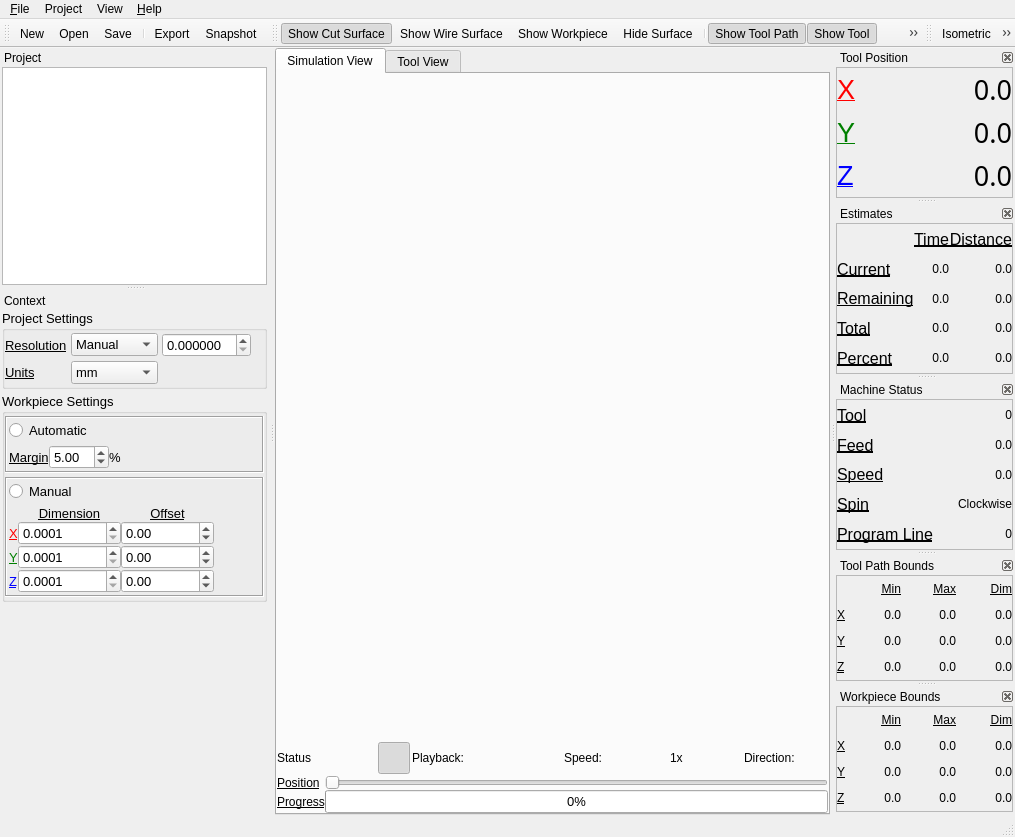
Qt form qt/openscam.ui (CauldronDevelopmentLLC/CAMotics) before a commit.
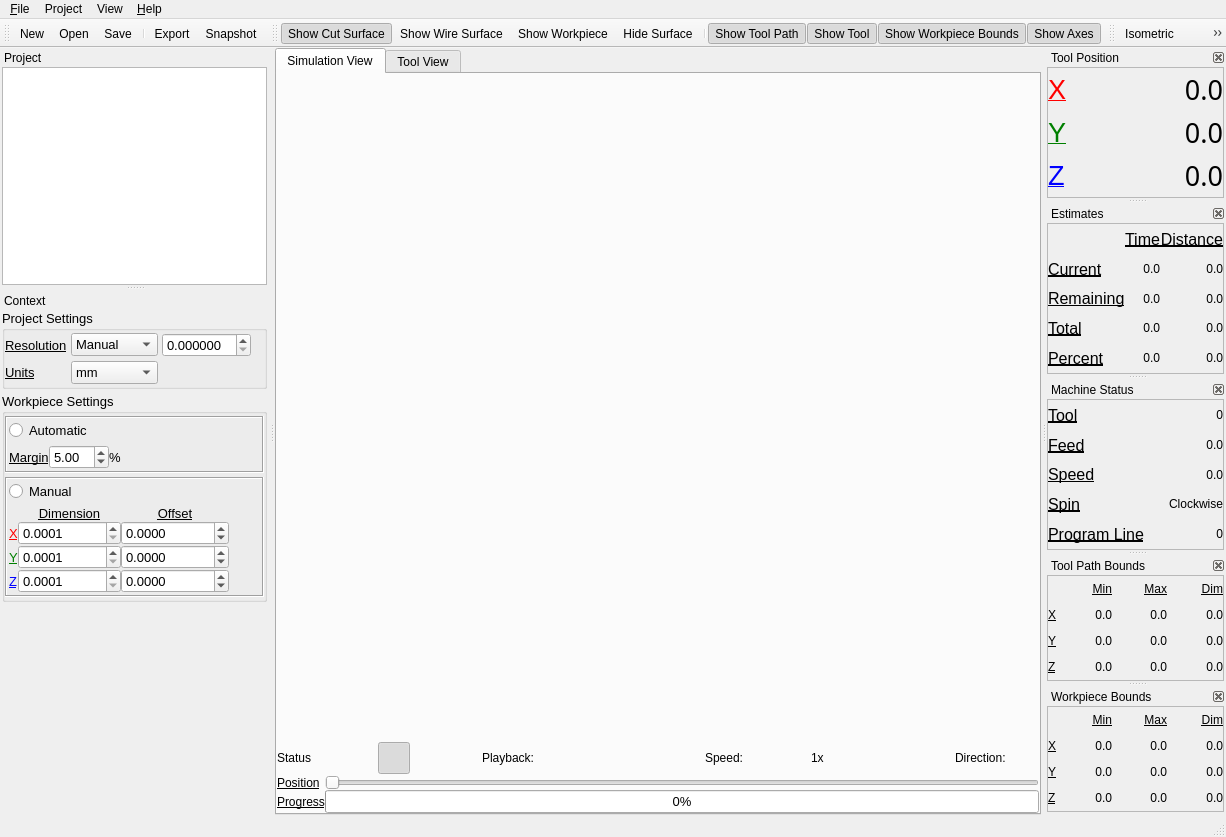
The same form after that commit. Icons and pictures are not drawn. Custom widgets are drawn as their Qt base class.

Commit message: Increased version, don't link with libbfd in non-debug mode, add two decimal places to WP offset

```diff
--- a/qt/openscam.ui
+++ b/qt/openscam.ui
@@ -10,7 +10,7 @@
    <rect>
     <x>0</x>
     <y>0</y>
-    <width>1015</width>
+    <width>1226</width>
     <height>837</height>
    </rect>
   </property>
@@ -566,7 +566,7 @@
     <rect>
      <x>0</x>
      <y>0</y>
-     <width>1015</width>
+     <width>1226</width>
      <height>29</height>
     </rect>
    </property>
@@ -1845,6 +1845,9 @@
                         <verstretch>0</verstretch>
                        </sizepolicy>
                       </property>
+                      <property name="decimals">
+                       <number>4</number>
+                      </property>
                       <property name="minimum">
                        <double>-1000000.000000000000000</double>
                       </property>
@@ -1914,6 +1917,9 @@
                         <verstretch>0</verstretch>
                        </sizepolicy>
                       </property>
+                      <property name="decimals">
+                       <number>4</number>
+                      </property>
                       <property name="minimum">
                        <double>-1000000.000000000000000</double>
                       </property>
@@ -1970,6 +1976,9 @@
                         <verstretch>0</verstretch>
                        </sizepolicy>
                       </property>
+                      <property name="decimals">
+                       <number>4</number>
+                      </property>
                       <property name="minimum">
                        <double>-1000000.000000000000000</double>
                       </property>
```
Left out of the diff: 96 changed lines with no effect on the pictures. The commit also changes 1 other file.
